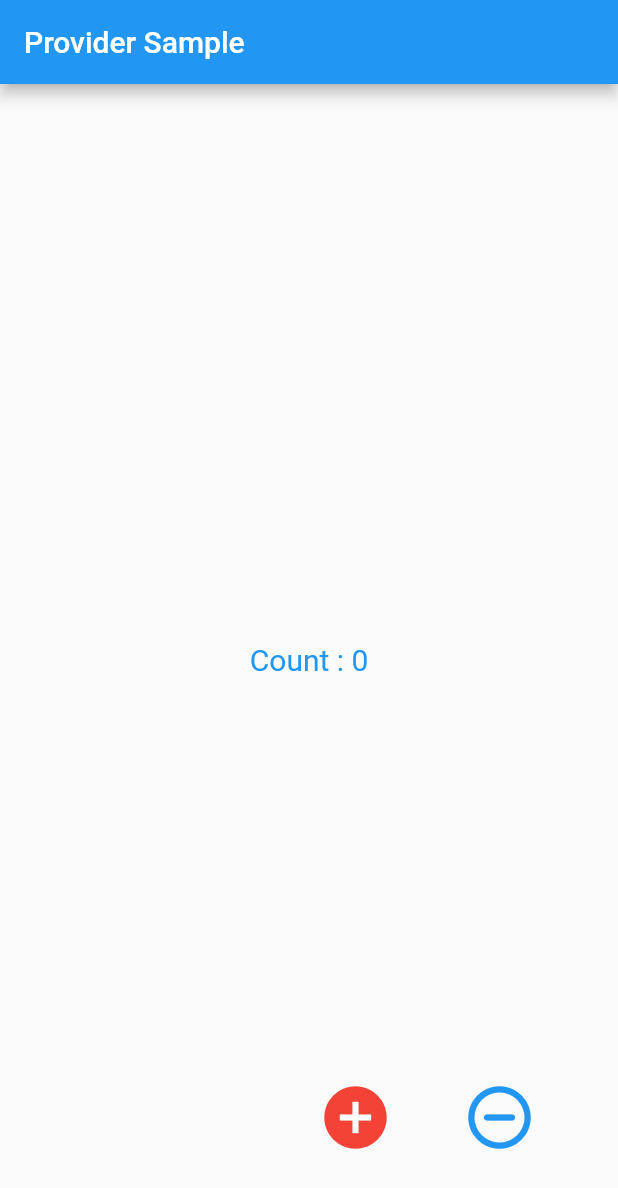
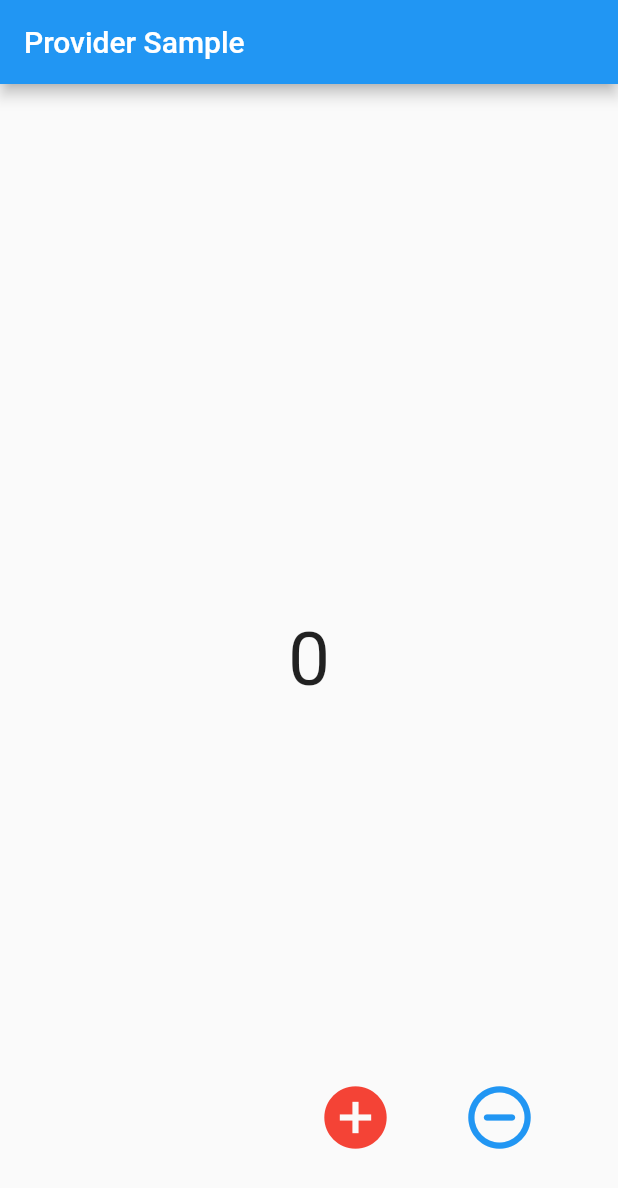
Before and after one commit to shanghanrun/provider_ex01, a Flutter app: the screen it shows after launch, on a phone screen of 412 x 824 dp. Shown: the top 1188 px of the screen. Run offline on Flutter 3.47's test engine with Material 2 defaults, Android fonts, the phone set to English and light mode, and no system bars.

Commit message:
1차수정완.

```diff
--- a/lib/count_page.dart
+++ b/lib/count_page.dart
@@ -1,20 +1,23 @@
 import 'package:flutter/material.dart';
 import 'package:provider/provider.dart';
-
-import 'countProvider.dart';
+import 'provider/counter.dart';
 
 class CountPage extends StatelessWidget {
   const CountPage({super.key});
 
   @override
   Widget build(BuildContext context) {
-    var counter = Provider.of<Counter>(context);
+    // var counter = Provider.of<Counter>(context);
     return Center(
       child: Container(
-        child: Text(
-          'Count : ${counter.count}',
-          style: const TextStyle(fontSize: 20, color: Colors.blue),
-        ),
+        child: Consumer<Counter>(builder: (context, provider, child) {
+          return Text(
+            provider.count.toString(),
+            style: const TextStyle(
+              fontSize: 50,
+            ),
+          );
+        }),
       ),
     );
   }
--- a/lib/home.dart
+++ b/lib/home.dart
@@ -1,14 +1,14 @@
 import 'package:flutter/material.dart';
 import 'package:provider/provider.dart';
 import 'package:provider_ex01/count_page.dart';
-import 'countProvider.dart';
+import 'provider/counter.dart';
 
 class Home extends StatelessWidget {
   const Home({super.key});
 
   @override
   Widget build(BuildContext context) {
-    var counter = Provider.of<Counter>(context);
+    var counter = Provider.of<Counter>(context, listen: false);
     return Scaffold(
       appBar: AppBar(title: const Text('Provider Sample')),
       body: const Column(
--- a/lib/main.dart
+++ b/lib/main.dart
@@ -1,4 +1,4 @@
-import 'package:provider_ex01/countProvider.dart';
+import 'package:provider_ex01/provider/counter.dart';
 import 'package:provider_ex01/home.dart';
 import 'package:flutter/material.dart';
 import 'package:provider/provider.dart';
--- a/lib/countProvider.dart
+++ b/lib/provider/counter.dart
@@ -1,9 +1,8 @@
 import 'package:flutter/material.dart';
 
-class Counter with ChangeNotifier {
+class Counter extends ChangeNotifier {
   int _count = 0;
-  // int get count(){return _count;}
-  int get count => _count; //getter선언  Counter.count로 접근가능
+  int get count => _count;
   void add() {
     _count++;
     notifyListeners();
```
